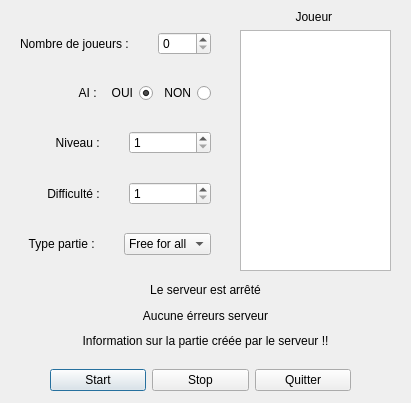
Qt form Bomberman/createpartymultigamer.ui (CPI4Admin/BomberMan) before a commit.
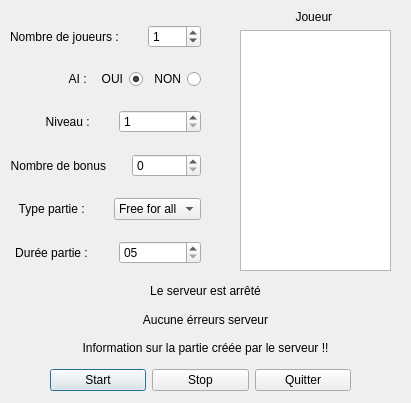
The same form after that commit.

Commit message: Modification de la fenêtre createpartymultigamer: 	- Ajout nbBonus (0 à 10) 	- Ajout durée partie ( min 5 max 20 minutes)

```diff
--- a/Bomberman/createpartymultigamer.ui
+++ b/Bomberman/createpartymultigamer.ui
@@ -22,7 +22,7 @@
      <x>10</x>
      <y>280</y>
      <width>391</width>
-     <height>71</height>
+     <height>79</height>
     </rect>
    </property>
    <layout class="QVBoxLayout" name="verticalLayout_1">
@@ -122,7 +122,7 @@
   <widget class="QWidget" name="verticalLayoutWidget_3">
    <property name="geometry">
     <rect>
-     <x>20</x>
+     <x>10</x>
      <y>10</y>
      <width>211</width>
      <height>271</height>
@@ -162,6 +162,9 @@
         <property name="maximum">
          <number>12</number>
         </property>
+        <property name="value">
+         <number>1</number>
+        </property>
        </widget>
       </item>
       <item>
@@ -303,7 +306,7 @@
       <item>
        <widget class="QLabel" name="label_7">
         <property name="text">
-         <string>Difficulté : </string>
+         <string>Nombre de bonus</string>
         </property>
         <property name="alignment">
          <set>Qt::AlignRight|Qt::AlignTrailing|Qt::AlignVCenter</set>
@@ -329,11 +332,14 @@
       <item>
        <widget class="QSpinBox" name="Difficulty">
         <property name="minimum">
-         <number>1</number>
+         <number>0</number>
         </property>
         <property name="maximum">
          <number>10</number>
         </property>
+        <property name="value">
+         <number>0</number>
+        </property>
        </widget>
       </item>
       <item>
@@ -414,6 +420,79 @@
       </item>
      </layout>
     </item>
+    <item>
+     <layout class="QHBoxLayout" name="horizontalLayout_7">
+      <item>
+       <widget class="QLabel" name="label">
+        <property name="text">
+         <string>Durée partie :</string>
+        </property>
+        <property name="alignment">
+         <set>Qt::AlignCenter</set>
+        </property>
+       </widget>
+      </item>
+      <item>
+       <spacer name="horizontalSpacer_10">
+        <property name="orientation">
+         <enum>Qt::Horizontal</enum>
+        </property>
+        <property name="sizeType">
+         <enum>QSizePolicy::Fixed</enum>
+        </property>
+        <property name="sizeHint" stdset="0">
+         <size>
+          <width>20</width>
+          <height>20</height>
+         </size>
+        </property>
+       </spacer>
+      </item>
+      <item>
+       <widget class="QTimeEdit" name="timer">
+        <property name="correctionMode">
+         <enum>QAbstractSpinBox::CorrectToPreviousValue</enum>
+        </property>
+        <property name="maximumTime">
+         <time>
+          <hour>0</hour>
+          <minute>20</minute>
+          <second>0</second>
+         </time>
+        </property>
+        <property name="minimumTime">
+         <time>
+          <hour>0</hour>
+          <minute>5</minute>
+          <second>0</second>
+         </time>
+        </property>
+        <property name="currentSection">
+         <enum>QDateTimeEdit::MinuteSection</enum>
+        </property>
+        <property name="displayFormat">
+         <string>mm</string>
+        </property>
+       </widget>
+      </item>
+      <item>
+       <spacer name="horizontalSpacer_11">
+        <property name="orientation">
+         <enum>Qt::Horizontal</enum>
+        </property>
+        <property name="sizeType">
+         <enum>QSizePolicy::Fixed</enum>
+        </property>
+        <property name="sizeHint" stdset="0">
+         <size>
+          <width>20</width>
+          <height>20</height>
+         </size>
+        </property>
+       </spacer>
+      </item>
+     </layout>
+    </item>
    </layout>
   </widget>
  </widget>
```
Left out of the diff: 4 changed lines with no effect on the pictures. The commit also changes 3 other files.
